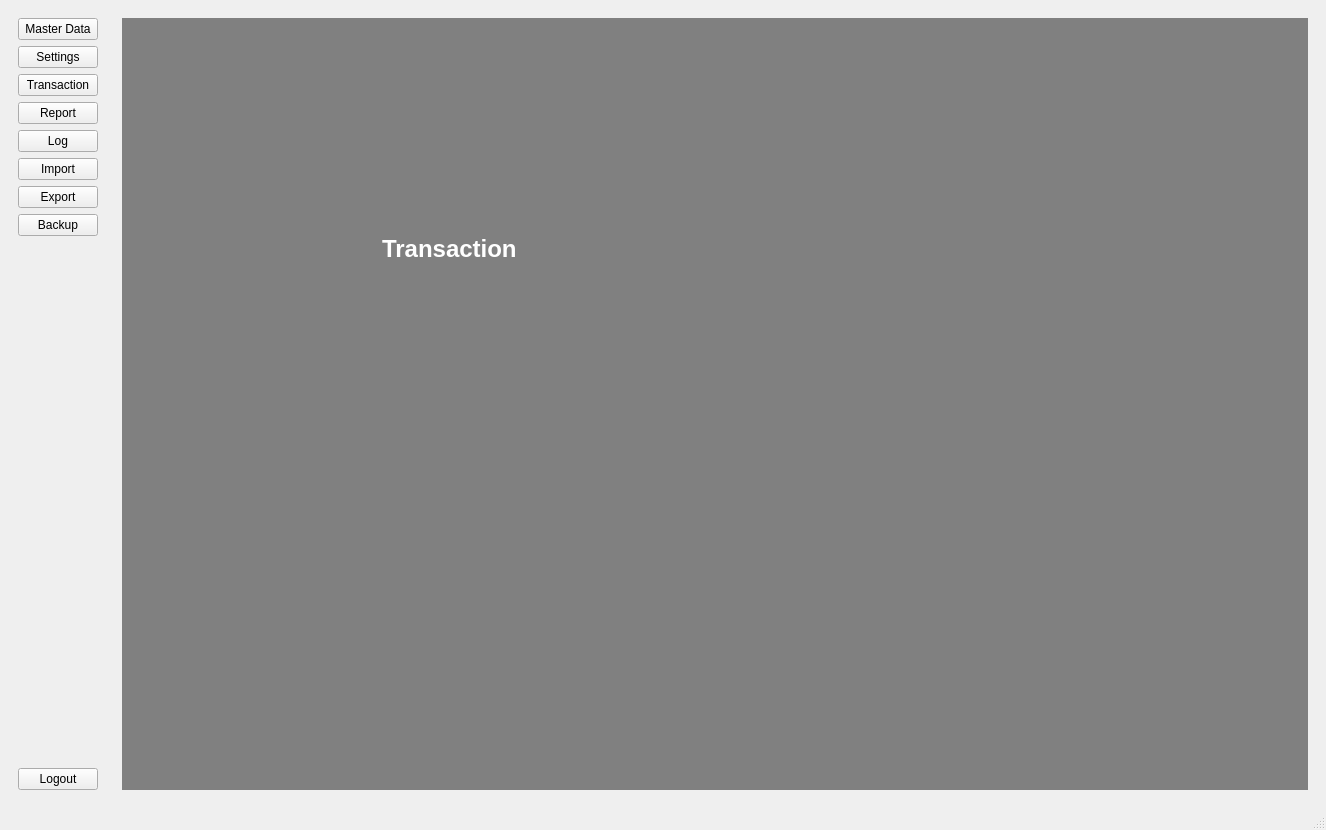
Before: the Qt Designer form ui/main.ui in michael-halim/pos, drawn with Qt 5.
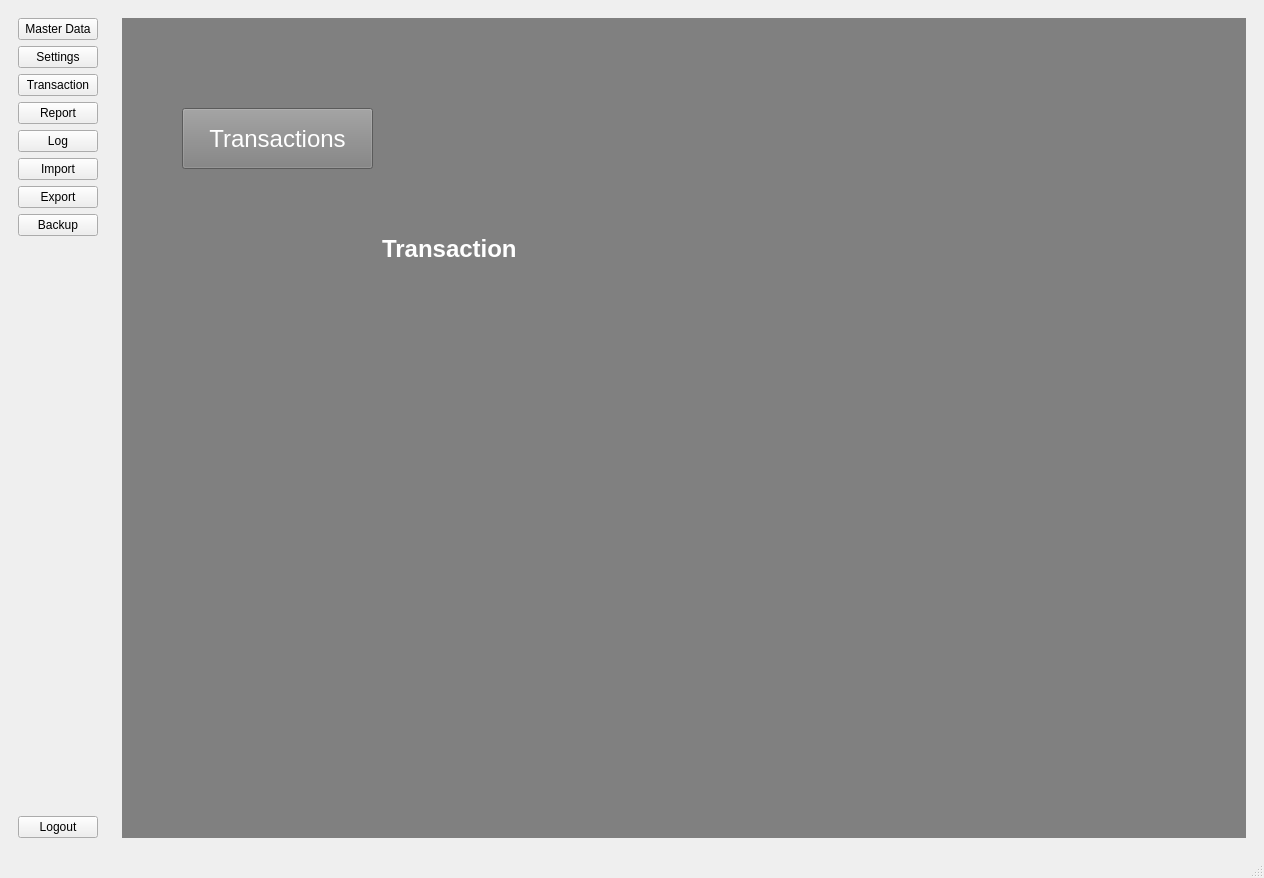
After: the same form once the commit is applied. The open tabs and pages were chosen to show the change.

Commit message: Patch#07: Fix Transaction UI

```diff
--- a/ui/main.ui
+++ b/ui/main.ui
@@ -6,8 +6,8 @@
    <rect>
     <x>0</x>
     <y>0</y>
-    <width>1326</width>
-    <height>830</height>
+    <width>1264</width>
+    <height>878</height>
    </rect>
   </property>
   <property name="windowTitle">
@@ -233,6 +233,25 @@
             <string>Transaction</string>
            </property>
           </widget>
+          <widget class="QPushButton" name="transactions_button">
+           <property name="geometry">
+            <rect>
+             <x>60</x>
+             <y>90</y>
+             <width>191</width>
+             <height>61</height>
+            </rect>
+           </property>
+           <property name="styleSheet">
+            <string notr="true">QPushButton{
+	color: white;
+	font-size:24px;
+}</string>
+           </property>
+           <property name="text">
+            <string>Transactions</string>
+           </property>
+          </widget>
          </widget>
         </item>
        </layout>
```
Left out of the diff: 4 changed lines with no effect on the pictures. The commit also changes 2 other files.
